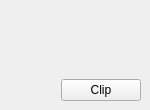
This is Polyhedron/demo/Polyhedron/Plugins/Operations_on_polyhedra/Clip_polyhedron_plugin.ui in CGAL/cgal as Qt 5 draws it before an edit. The edited form follows.
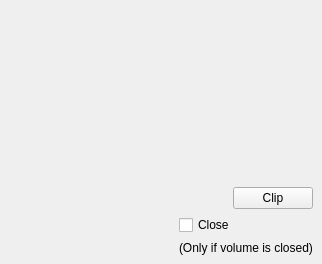
This is the edited form.

Commit message:
WIP Option for closing a clipped polyhedron
- There is a memory corruption that we need to find and eradicate before merging.

```diff
--- a/Polyhedron/demo/Polyhedron/Plugins/Operations_on_polyhedra/Clip_polyhedron_plugin.ui
+++ b/Polyhedron/demo/Polyhedron/Plugins/Operations_on_polyhedra/Clip_polyhedron_plugin.ui
@@ -6,8 +6,8 @@
    <rect>
     <x>0</x>
     <y>0</y>
-    <width>150</width>
-    <height>110</height>
+    <width>322</width>
+    <height>264</height>
    </rect>
   </property>
   <property name="windowTitle">
@@ -54,6 +54,47 @@
         </item>
        </layout>
       </item>
+      <item>
+       <layout class="QHBoxLayout" name="horizontalLayout_2">
+        <item>
+         <spacer name="horizontalSpacer_2">
+          <property name="orientation">
+           <enum>Qt::Horizontal</enum>
+          </property>
+          <property name="sizeHint" stdset="0">
+           <size>
+            <width>40</width>
+            <height>20</height>
+           </size>
+          </property>
+         </spacer>
+        </item>
+        <item>
+         <layout class="QVBoxLayout" name="verticalLayout_3">
+          <item>
+           <widget class="QCheckBox" name="close_checkBox">
+            <property name="layoutDirection">
+             <enum>Qt::LeftToRight</enum>
+            </property>
+            <property name="autoFillBackground">
+             <bool>false</bool>
+            </property>
+            <property name="text">
+             <string>Close</string>
+            </property>
+           </widget>
+          </item>
+          <item>
+           <widget class="QLabel" name="label">
+            <property name="text">
+             <string>(Only if volume is closed)</string>
+            </property>
+           </widget>
+          </item>
+         </layout>
+        </item>
+       </layout>
+      </item>
      </layout>
     </item>
    </layout>
```
The commit also changes 1 other file.
